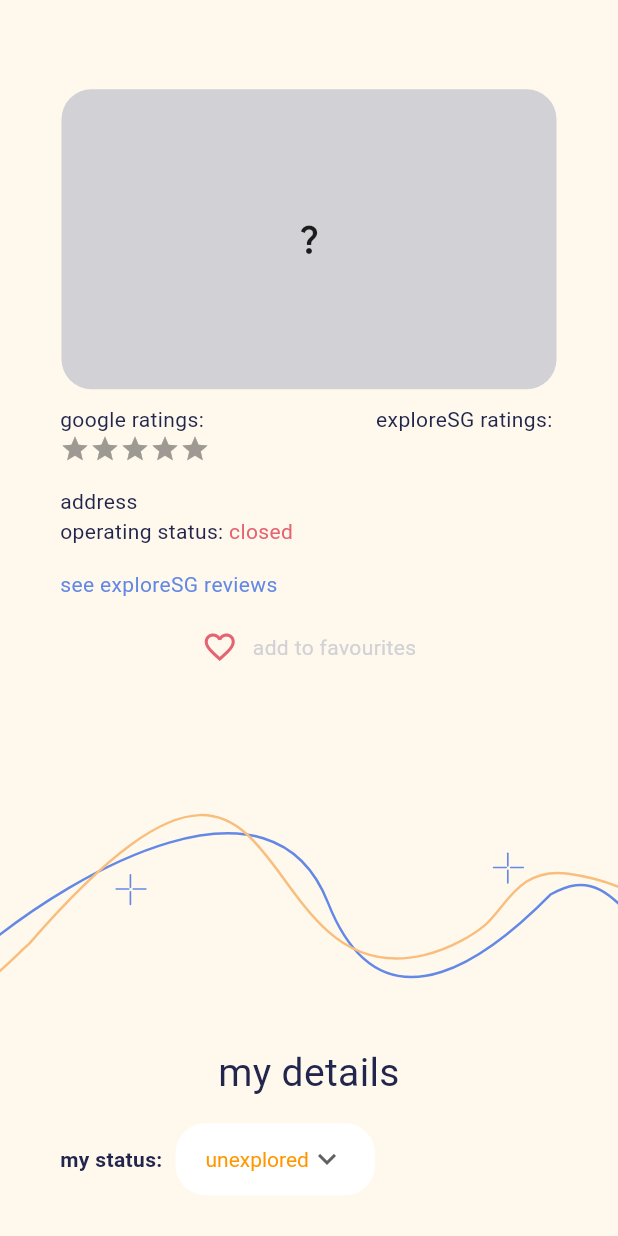
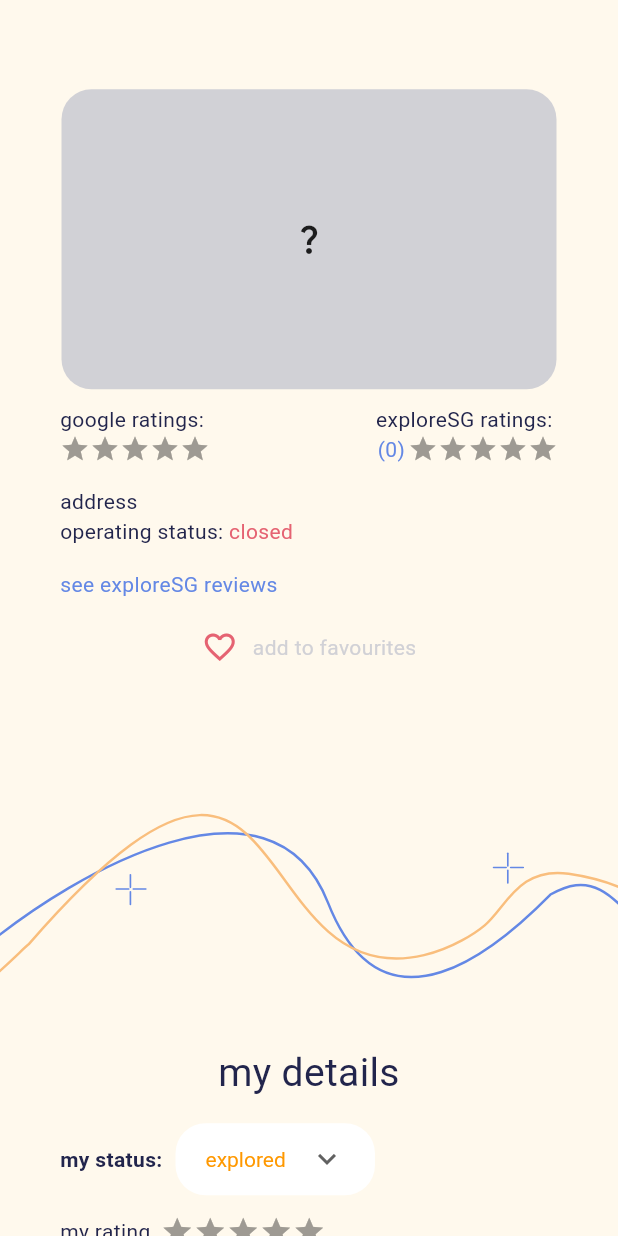
Before and after one commit to MagdelineNg/exploresg, a Flutter app: the PlaceScreen screen opened directly with empty values, scrolled down 170 dp, on a phone screen of 412 x 824 dp. Run offline on Flutter 3.47's test engine with Material 3 defaults, Android fonts, the phone set to English and light mode, and no system bars; drawn by our look-alikes of flutter_rating_bar; our stand-ins replace cloud_firestore, firebase_auth, firebase_core, firebase_messaging, flutter_dotenv, flutter_svg and 5 more; accounts and stored records are empty; Roboto replaces fonts that are missing (AvenirLtStd, MadeSunflower).

Commit message:
add reviews and tracker funcs, finish place UI and review UI

```diff
--- a/lib/screens/place_ui.dart
+++ b/lib/screens/place_ui.dart
@@ -1,14 +1,12 @@
-//// TODO: Finish reviews and invitation functionality
-
 import 'package:hidden_gems_sg/helper/auth_controller.dart';
 import 'package:hidden_gems_sg/helper/invitation_controller.dart';
-// import 'package:hidden_gems_sg/helper/reviews_controller.dart';
+import 'package:hidden_gems_sg/helper/reviews_controller.dart';
 import 'package:hidden_gems_sg/helper/tracker_controller.dart';
 import 'package:hidden_gems_sg/helper/utils.dart';
 import 'package:hidden_gems_sg/models/invitation.dart';
 import 'package:hidden_gems_sg/models/place.dart';
-// import 'package:hidden_gems_sg/models/review.dart';
-// import 'package:hidden_gems_sg/screens/review_ui.dart';
+import 'package:hidden_gems_sg/models/review.dart';
+import 'package:hidden_gems_sg/screens/review_ui.dart';
 import 'package:flutter/material.dart';
 import 'package:flutter_rating_bar/flutter_rating_bar.dart';
 import 'package:hidden_gems_sg/helper/favourites_controller.dart';
@@ -26,7 +24,7 @@ class PlaceScreen extends StatefulWidget {
   final Place place;
   final List<String> favourites;
 
-  PlaceScreen(this.place, this.favourites);
+  const PlaceScreen(this.place, this.favourites, {super.key});
 
   @override
   State<StatefulWidget> createState() {
@@ -36,27 +34,26 @@ class PlaceScreen extends StatefulWidget {
 
 class _PlaceScreen extends State<PlaceScreen> {
   String _dropDownValue = 'unexplored';
-  AuthController _authController = AuthController();
-  InvitationController _invitationController = InvitationController();
-  FavouritesController _favouritesController = FavouritesController();
-  //// TODO: Add reviews, and tracker controller
-  // ReviewsController _reviewsController = ReviewsController();
-  // TrackerController _trackerController = TrackerController();
-  AuthController _auth = AuthController();
+  final AuthController _authController = AuthController();
+  final InvitationController _invitationController = InvitationController();
+  final FavouritesController _favouritesController = FavouritesController();
+  final ReviewsController _reviewsController = ReviewsController();
+  final TrackerController _trackerController = TrackerController();
+  final AuthController _auth = AuthController();
   final _usernameKey = GlobalKey<FormState>();
-  List<String> _favourites = [], _usernames = [];
+  List<String> _favourites = [];
+  final List<String> _usernames = [];
   bool _isLoaded = false,
       _userReviewExists = false,
       _isDate = false,
       _isTime = false,
       _isSending = false;
   String _userID = '', _submittable = 'NA', _selectedTime = '', _username = '';
-  //// TODO: Add review and placeRating
-  // Review _prevReview = Review('', '', '', 0); //to view previous review data
-  // Review _newReview = Review('', '', '', 0); //to store new review data
-  // late PlaceRating _placeRating;
+  Review _prevReview = Review('', '', '', 0); //to view previous review data
+  Review _newReview = Review('', '', '', 0); //to store new review data
+  late PlaceRating _placeRating;
   DateTime _selectedDate = DateTime.now();
-  TextEditingController _textController = new TextEditingController();
+  final TextEditingController _textController = TextEditingController();
   List<Invitation> _exploredPlaces = [];
   List<String> _dropDownValues = ['unexplored', 'to explore', 'explored'];
 
@@ -128,10 +125,9 @@ class _PlaceScreen extends State<PlaceScreen> {
           textMinor('google ratings: ', const Color(0xff22254C)),
           InkWell(
             onTap: () {
-              //// TODO: Add review screen
-              // Navigator.of(context).push(MaterialPageRoute(
-              //   builder: (context) => ReviewsScreen(widget.place),
-              // ));
+              Navigator.of(context).push(MaterialPageRoute(
+                builder: (context) => ReviewsScreen(widget.place),
+              ));
             },
             child: textMinor('exploreSG ratings: ', const Color(0xff22254C)),
           ),
@@ -156,30 +152,27 @@ class _PlaceScreen extends State<PlaceScreen> {
             itemSize: 20,
             direction: Axis.horizontal,
           ),
-          Container(
-            child: const Row(
-              crossAxisAlignment: CrossAxisAlignment.end,
-              children: [
-                //// TODO: add this after rating is implemented
-                // textMinor(
-                //   '(' + _placeRating.getTotalNumRating().toString() + ')',
-                //   Color(0xff6488E5),
-                // ),
-                // SizedBox(
-                //   width: 2,
-                // ),
-                // RatingBarIndicator(
-                //   rating: _placeRating.averageRating,
-                //   itemBuilder: (context, index) => Icon(
-                //     Icons.star,
-                //     color: Colors.amber,
-                //   ),
-                //   itemCount: 5,
-                //   itemSize: 20,
-                //   direction: Axis.horizontal,
-                // ),
-              ],
-            ),
+          Row(
+            crossAxisAlignment: CrossAxisAlignment.end,
+            children: [
+              textMinor(
+                '(${_placeRating.getTotalNumRating()})',
+                const Color(0xff6488E5),
+              ),
+              const SizedBox(
+                width: 2,
+              ),
+              RatingBarIndicator(
+                rating: _placeRating.averageRating,
+                itemBuilder: (context, index) => const Icon(
+                  Icons.star,
+                  color: Colors.amber,
+                ),
+                itemCount: 5,
+                itemSize: 20,
+                direction: Axis.horizontal,
+              ),
+            ],
           ),
         ],
       ),
@@ -221,10 +214,9 @@ class _PlaceScreen extends State<PlaceScreen> {
             children: [
               InkWell(
                 onTap: () {
-                  //// TODO: Add review screen
-                  // Navigator.of(context).push(MaterialPageRoute(
-                  //   builder: (context) => ReviewsScreen(widget.place),
-                  // ));
+                  Navigator.of(context).push(MaterialPageRoute(
+                    builder: (context) => ReviewsScreen(widget.place),
+                  ));
                 },
                 child: textMinor(
                   'see exploreSG reviews',
@@ -570,23 +562,22 @@ class _PlaceScreen extends State<PlaceScreen> {
                 const Color(0xff22254C),
               ),
               const SizedBox(width: 7),
-              //// TODO: Add rating functionality
-              // RatingBar.builder(
-              //   initialRating:
-              //       _userReviewExists ? _prevReview.getUserRating() : 0,
-              //   minRating: 1,
-              //   direction: Axis.horizontal,
-              //   allowHalfRating: true,
-              //   itemCount: 5,
-              //   itemSize: 22,
-              //   itemBuilder: (context, _) => Icon(
-              //     Icons.star,
-              //     color: Colors.amber,
-              //   ),
-              //   onRatingUpdate: (rating) {
-              //     _newReview.setUserRating(rating);
-              //   },
-              // ),
+              RatingBar.builder(
+                initialRating:
+                    _userReviewExists ? _prevReview.getUserRating() : 0,
+                minRating: 1,
+                direction: Axis.horizontal,
+                allowHalfRating: true,
+                itemCount: 5,
+                itemSize: 22,
+                itemBuilder: (context, _) => const Icon(
+                  Icons.star,
+                  color: Colors.amber,
+                ),
+                onRatingUpdate: (rating) {
+                  _newReview.setUserRating(rating);
+                },
+              ),
             ],
           ),
           const SizedBox(height: 25),
@@ -686,28 +677,27 @@ class _PlaceScreen extends State<PlaceScreen> {
   }
 
   void submitReview(String review) async {
-    //// TODO: Add review controller
-    // _userReviewExists =
-    //     await _reviewsController.userReviewExists(widget.place.id, _userID);
-    // setState(() {
-    //   _newReview.setUserReview(review);
-    //   _newReview.setPlaceID(widget.place.id);
-    //   _newReview.setUserID(_userID);
-    //   if (_newReview.getUserRating() == 0 || _newReview.getUserReview() == '') {
-    //     //either field is empty--invalid input
-    //     _submittable = 'NO';
-    //     null;
-    //   } else if (_userReviewExists) {
-    //     //if user's review already exists, just update review
-    //     _reviewsController.updateReview(_newReview);
-    //     _submittable = 'YES';
-    //   } else {
-    //     //user's review does not exist, create new one
-    //     _reviewsController.createReview(_newReview);
-    //     _submittable = 'YES';
-    //   }
-    //   _prevReview.setUserReview(review);
-    // });
+    _userReviewExists =
+        await _reviewsController.userReviewExists(widget.place.id, _userID);
+    setState(() {
+      _newReview.setUserReview(review);
+      _newReview.setPlaceID(widget.place.id);
+      _newReview.setUserID(_userID);
+      if (_newReview.getUserRating() == 0 || _newReview.getUserReview() == '') {
+        //either field is empty--invalid input
+        _submittable = 'NO';
+        null;
+      } else if (_userReviewExists) {
+        //if user's review already exists, just update review
+        _reviewsController.updateReview(_newReview);
+        _submittable = 'YES';
+      } else {
+        //user's review does not exist, create new one
+        _reviewsController.createReview(_newReview);
+        _submittable = 'YES';
+      }
+      _prevReview.setUserReview(review);
+    });
   }
 
   Future _showDatePicker(BuildContext context) async {
@@ -803,34 +793,33 @@ class _PlaceScreen extends State<PlaceScreen> {
   }
 
   void _init() async {
-    //// TODO: Wait for reviews and invitation controller to be added
-    // _favourites = widget.favourites;
-    // _userID = _auth.getCurrentUser()!.uid;
-    // _userReviewExists =
-    //     await _reviewsController.userReviewExists(widget.place.id, _userID);
-    // if (_userReviewExists) {
-    //   _prevReview =
-    //       (await _reviewsController.getReview(widget.place.id, _userID))!;
-    //   _newReview = _prevReview;
-    // }
-    // setMyStatus();
-    // _placeRating = await _reviewsController.getPlaceRating(widget.place.id);
-    // _textController.text = _prevReview.getUserReview();
-    // var results = await _trackerController.getConfirmedInvitations(_userID);
-    // if (results.length != 0) {
-    //   var sorted =
-    //       await _trackerController.sortBasedOnToExploreAndExplored(results);
-    //   _exploredPlaces = sorted[1];
-    //   if (_exploredPlaces.length != 0) {
-    //     for (Invitation iv in _exploredPlaces) {
-    //       if (iv.getPlace() == widget.place.id) {
-    //         _dropDownValues = ['to explore', 'explored'];
-    //         _dropDownValue = 'explored';
-    //         break;
-    //       }
-    //     }
-    //   }
-    // }
+    _favourites = widget.favourites;
+    _userID = _auth.getCurrentUser()!.uid;
+    _userReviewExists =
+        await _reviewsController.userReviewExists(widget.place.id, _userID);
+    if (_userReviewExists) {
+      _prevReview =
+          (await _reviewsController.getReview(widget.place.id, _userID))!;
+      _newReview = _prevReview;
+    }
+    setMyStatus();
+    _placeRating = await _reviewsController.getPlaceRating(widget.place.id);
+    _textController.text = _prevReview.getUserReview();
+    var results = await _trackerController.getConfirmedInvitations(_userID);
+    if (results.isNotEmpty) {
+      var sorted =
+          await _trackerController.sortBasedOnToExploreAndExplored(results);
+      _exploredPlaces = sorted[1];
+      if (_exploredPlaces.isNotEmpty) {
+        for (Invitation iv in _exploredPlaces) {
+          if (iv.getPlace() == widget.place.id) {
+            _dropDownValues = ['to explore', 'explored'];
+            _dropDownValue = 'explored';
+            break;
+          }
+        }
+      }
+    }
     setState(() {
       _isLoaded = true;
     });
```
Also changed, not shown: lib/helper/reviews_controller.dart (+8 -8 lines), lib/helper/tracker_controller.dart (+97 -24 lines), lib/screens/review_ui.dart (+4 -4 lines).
